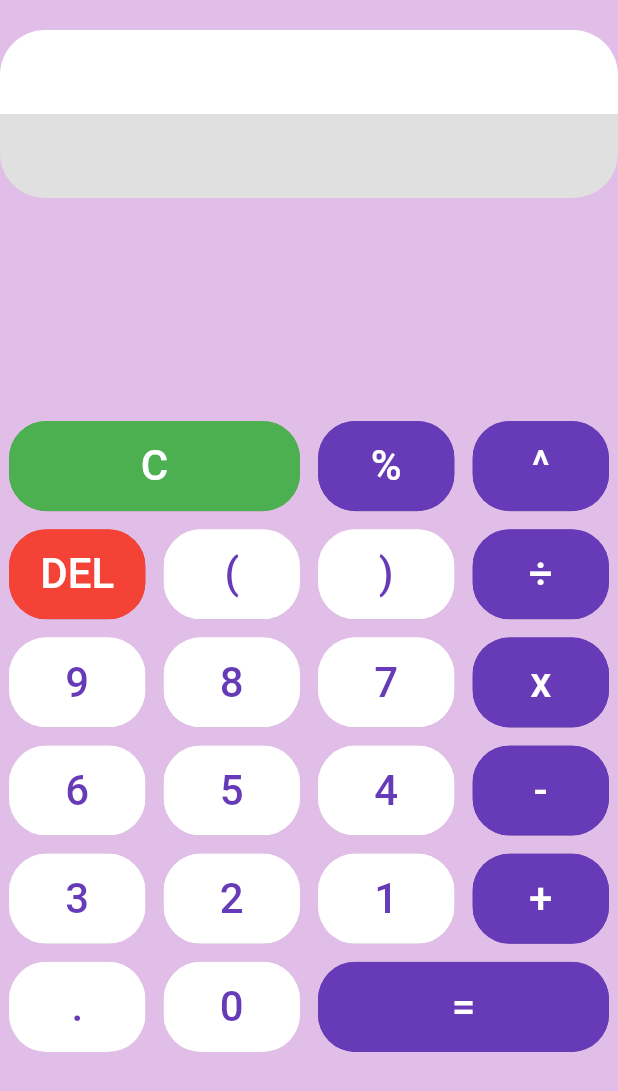
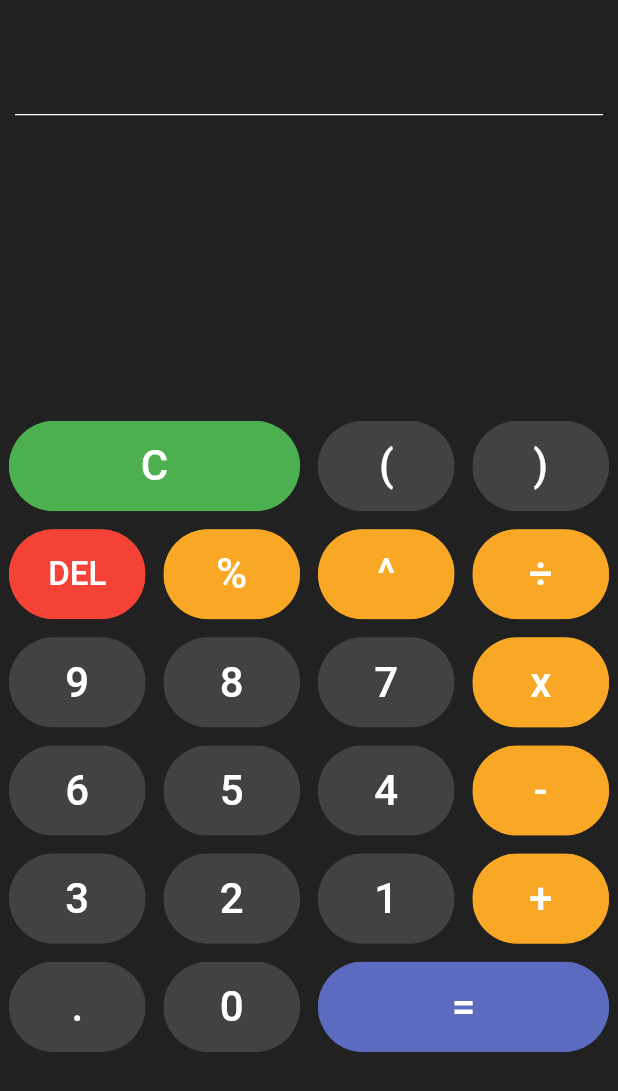
Before and after one commit to AmirHosein-Gharaati/Flutter-Calculator, a Flutter app: the screen it shows after launch, on a phone screen of 412 x 824 dp. Shown: the top 1091 px of the screen. Run offline on Flutter 3.47's test engine with Material 2 defaults, Android fonts, the phone set to English and light mode, and no system bars; our stand-ins replace math_expressions; missing offline and left inert: number_display.

Commit message:
better ui

```diff
--- a/lib/buttons.dart
+++ b/lib/buttons.dart
@@ -19,11 +19,11 @@ class MyButton extends StatelessWidget {
     return Padding(
       padding: const EdgeInsets.all(6.0),
       child: ClipRRect(
-          borderRadius: BorderRadius.circular(25.0),
+          borderRadius: BorderRadius.circular(30.0),
           child: Container(
             color: color,
             child: RaisedButton(
-              highlightColor: Colors.orange,
+              highlightColor: Colors.lightBlue,
               onPressed: buttonTapeed,
               color: color,
               child: Center(
--- a/lib/main.dart
+++ b/lib/main.dart
@@ -2,6 +2,7 @@ import 'package:flutter/material.dart';
 import 'package:flutter_staggered_grid_view/flutter_staggered_grid_view.dart';
 import 'buttons.dart';
 import 'package:math_expressions/math_expressions.dart';
+import 'package:number_display/number_display.dart';
 
 void main() => runApp(MyApp());
 
@@ -23,14 +24,15 @@ class HomePage extends StatefulWidget {
 class _HomePageState extends State<HomePage> {
   var userQuestion = '';
   var userAnswer = '';
+  final display = createDisplay(length: 12);
 
   final List<String> buttons = [
     'C',
+    '(',
+    ')',
+    'DEL',
     '%',
     '^',
-    'DEL',
-    '(',
-    ')',
     '÷',
     '9',
     '8',
@@ -52,7 +54,7 @@ class _HomePageState extends State<HomePage> {
   @override
   Widget build(BuildContext context) {
     return Scaffold(
-      backgroundColor: Colors.purple[100],
+      backgroundColor: Colors.grey[900],
       body: Column(
         children: <Widget>[
           Expanded(
@@ -64,35 +66,30 @@ class _HomePageState extends State<HomePage> {
                     SizedBox(
                       height: 20,
                     ),
-                    ClipRRect(
-                      borderRadius: BorderRadius.only(
-                          topLeft: Radius.circular(30),
-                          topRight: Radius.circular(30)),
-                      child: Container(
-                        color: Colors.white,
+                    Container(
+                      color: Colors.grey[900],
                       padding: EdgeInsets.all(15.0),
                       child: Text(
                         userQuestion,
-                          style: TextStyle(fontSize: 22),
+                        style: TextStyle(fontSize: 22, color: Colors.white),
                       ),
                       alignment: Alignment.centerLeft,
                     ),
+                    Padding(
+                      padding: EdgeInsets.symmetric(horizontal: 10),
+                      child: Container(
+                        height: 1.0,
+                        color: Colors.white,
                       ),
-                    ClipRRect(
-                      borderRadius: BorderRadius.only(
-                        bottomRight: Radius.circular(30),
-                        bottomLeft: Radius.circular(30),
                     ),
-                      child: Container(
-                        color: Colors.grey[300],
+                    Container(
+                        color: Colors.grey[900],
                         padding: EdgeInsets.all(15),
                         child: Text(
                           userAnswer,
-                          style: TextStyle(fontSize: 22),
+                          style: TextStyle(fontSize: 45, color: Colors.white),
                         ),
-                        alignment: Alignment.centerRight,
-                      ),
-                    ),
+                        alignment: Alignment.centerLeft),
                   ],
                 ),
               ),
@@ -123,7 +120,7 @@ class _HomePageState extends State<HomePage> {
                     //DEL button
                     else if (buttons[index] == "DEL") {
                       return MyButton(
-                        fontSize: 28.0,
+                        fontSize: 22.0,
                         buttonTapeed: () {
                           setState(() {
                             userQuestion = userQuestion.substring(
@@ -145,17 +142,7 @@ class _HomePageState extends State<HomePage> {
                           });
                         },
                         buttonText: buttons[index],
-                        color: Colors.deepPurple,
-                        textColor: Colors.white,
-                      );
-                    }
-                    //SHIFT button
-                    else if (buttons[index] == 'SHIFT') {
-                      return MyButton(
-                        fontSize: 20.0,
-                        buttonTapeed: () {},
-                        buttonText: 'SHIFT',
-                        color: Colors.orange,
+                        color: Colors.indigo[400],
                         textColor: Colors.white,
                       );
                     }
@@ -168,9 +155,9 @@ class _HomePageState extends State<HomePage> {
                           });
                         },
                         buttonText: buttons[index],
-                      color: isOperatorr ? Colors.deepPurple : Colors.white,
-                      textColor: isOperatorr ? Colors.white : Colors.deepPurple,
-                    );
+                        color:
+                            isOperatorr ? Colors.yellow[800] : Colors.grey[800],
+                        textColor: Colors.white);
                   },
                   staggeredTileBuilder: (int index) {
                     if (buttons[index] == "=" || buttons[index] == "C") {
@@ -210,13 +197,13 @@ class _HomePageState extends State<HomePage> {
       eval = exp.evaluate(EvaluationType.REAL, cm);
       if (eval == eval.toInt()) {
         evalInt = eval.toInt();
-        userAnswer = evalInt.toString();
+        userAnswer = display(evalInt).toString();
       } else {
-        userAnswer = eval.toString();
+        userAnswer = display(eval).toString();
       }
     } catch (e) {
       print(e);
-      userAnswer = "Invalid input";
+      userAnswer = "Invalid";
     }
   }
 }
--- a/pubspec.yaml
+++ b/pubspec.yaml
@@ -15,7 +15,7 @@ publish_to: 'none' # Remove this line if you wish to publish to pub.dev
 # In iOS, build-name is used as CFBundleShortVersionString while build-number used as CFBundleVersion.
 # Read more about iOS versioning at
 # https://developer.apple.com/library/archive/documentation/General/Reference/InfoPlistKeyReference/Articles/CoreFoundationKeys.html
-version: 1.0.0+1
+version: 1.0.1+1
 
 environment:
   sdk: ">=2.7.0 <3.0.0"
@@ -25,6 +25,7 @@ dependencies:
     sdk: flutter
   math_expressions: ^2.0.0
   flutter_staggered_grid_view: ^0.3.2
+  number_display: ^2.3.0
 
 
   # The following adds the Cupertino Icons font to your application.
```
Also changed, not shown: pubspec.lock. Lines whose indentation alone changed are shown as unchanged.
